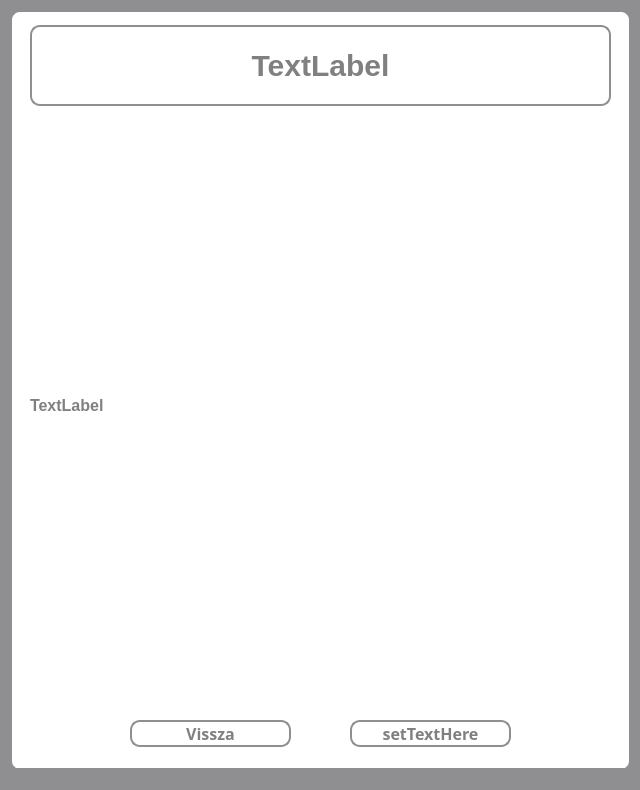
pkristof1999/Szakdolgozat, file src/main/resources/ui/default/learnWindow.ui: the form before one commit.
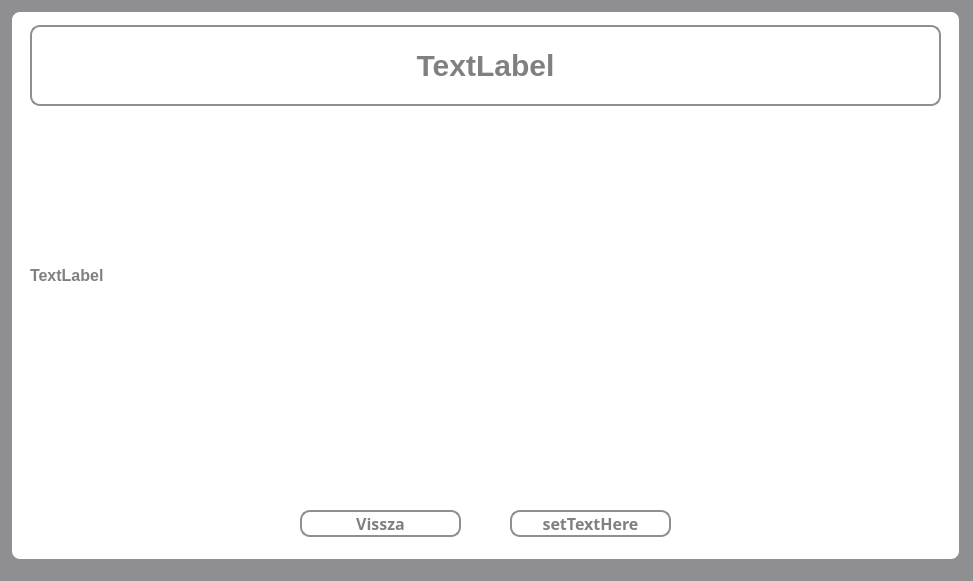
The form after the commit.

The edit to the form file:
```diff
--- a/src/main/resources/ui/default/learnWindow.ui
+++ b/src/main/resources/ui/default/learnWindow.ui
@@ -6,8 +6,8 @@
    <rect>
     <x>0</x>
     <y>0</y>
-    <width>640</width>
-    <height>790</height>
+    <width>973</width>
+    <height>581</height>
    </rect>
   </property>
   <property name="windowTitle">
@@ -24,8 +24,8 @@
      <rect>
       <x>10</x>
       <y>10</y>
-      <width>621</width>
-      <height>761</height>
+      <width>951</width>
+      <height>551</height>
      </rect>
     </property>
     <property name="styleSheet">
@@ -41,8 +41,8 @@
     <widget class="QPushButton" name="backButton">
      <property name="geometry">
       <rect>
-       <x>120</x>
-       <y>710</y>
+       <x>290</x>
+       <y>500</y>
        <width>161</width>
        <height>27</height>
       </rect>
@@ -72,8 +72,8 @@
     <widget class="QPushButton" name="nextButton">
      <property name="geometry">
       <rect>
-       <x>340</x>
-       <y>710</y>
+       <x>500</x>
+       <y>500</y>
        <width>161</width>
        <height>27</height>
       </rect>
@@ -105,7 +105,7 @@
       <rect>
        <x>20</x>
        <y>15</y>
-       <width>581</width>
+       <width>911</width>
        <height>81</height>
       </rect>
      </property>
@@ -127,8 +127,8 @@
       <rect>
        <x>20</x>
        <y>100</y>
-       <width>581</width>
-       <height>591</height>
+       <width>911</width>
+       <height>331</height>
       </rect>
      </property>
      <property name="styleSheet">
```
